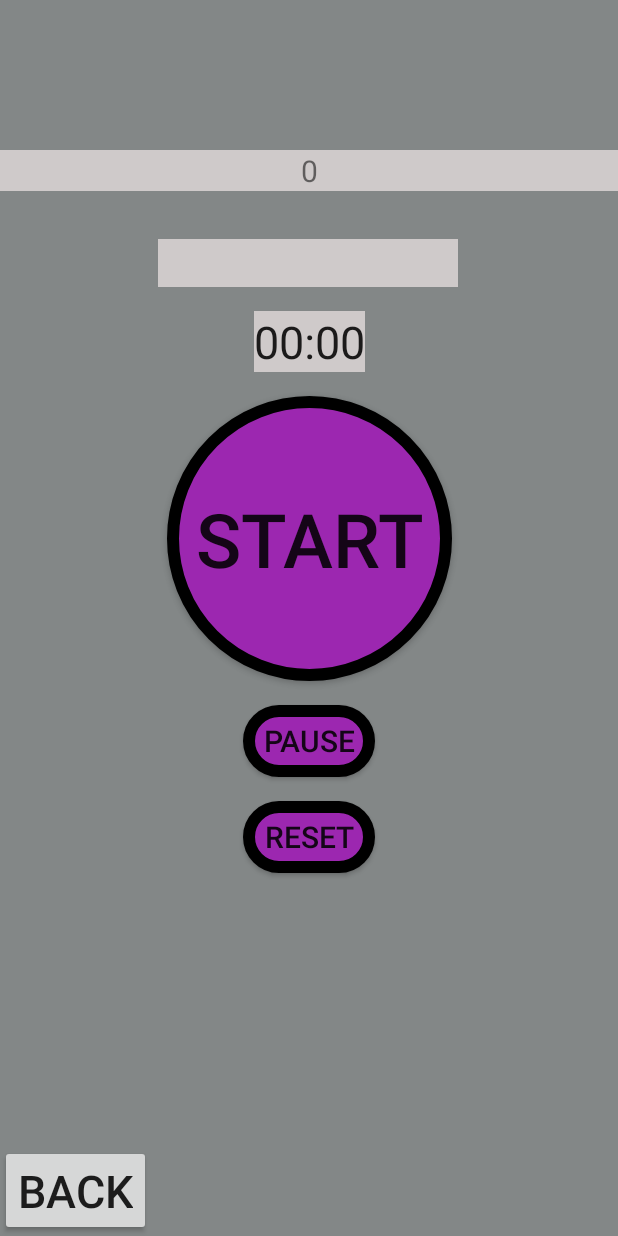
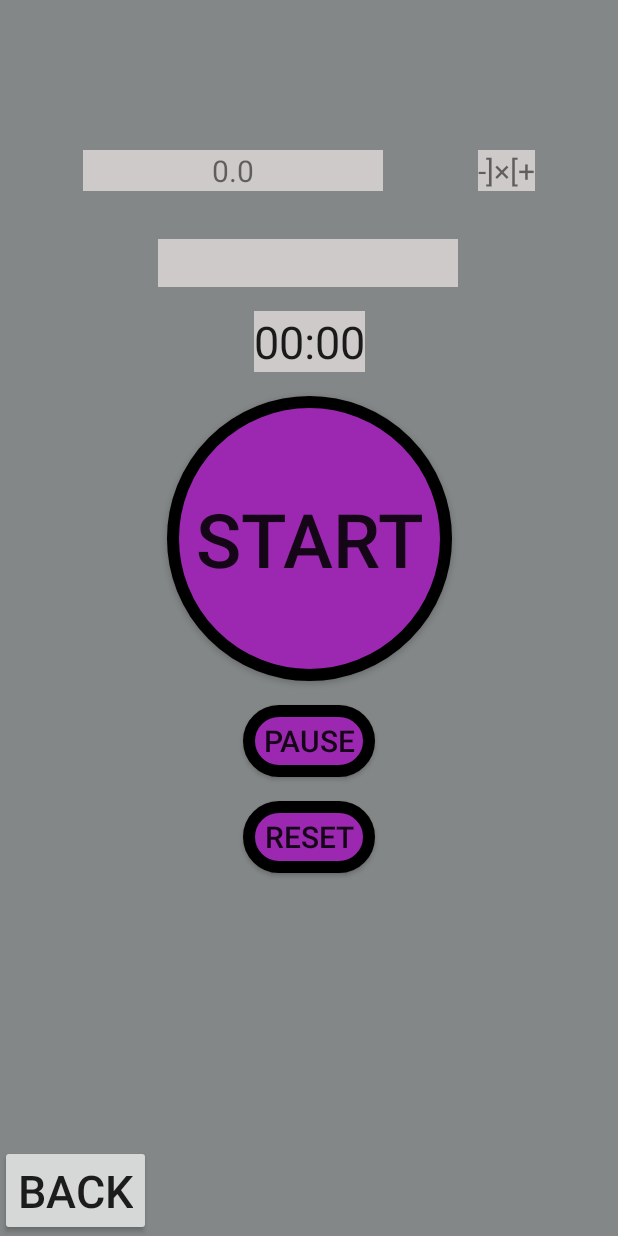
Before and after one commit to Udaka-Hayerson/fudol, an Android app: the PohuyActivity screen opened directly, with no data from a screen before it, on a phone screen of 412 x 824 dp. Run offline under Robolectric (Android 15) with nearby library versions, the phone set to English and light mode, and no system bars.

Commit message:
add fudol count on pohuy activity

```diff
--- a/client/app/src/main/java/com/example/futudoll/PohuyActivity.java
+++ b/client/app/src/main/java/com/example/futudoll/PohuyActivity.java
@@ -24,6 +24,7 @@ public class PohuyActivity extends Activity {
     private Chronometer chronometer;
     private long pause_off_set = 0;
     private boolean running;
+    private double salary;
     int start = 0;
     int count = 0;
 //    String name;
@@ -40,11 +41,14 @@ public class PohuyActivity extends Activity {
         timerView = (TextView) findViewById(R.id.timerView);
         work_sec_counter = (TextView) findViewById(R.id.work_sec_counter);
 
-//        Intent intent = getIntent();
+        Intent intent = getIntent();
+        salary = intent.getDoubleExtra("salary", 500.0);
+        salary = salary / 21 / 8 / 60 / 60;
+
 //        name = intent.getStringExtra("fname");
 //        age = intent.getStringExtra("lname");
 
-        work_sec_counter.setText("" + count);
+        work_sec_counter.setText("" + count * salary);
         chronometer.setOnChronometerTickListener(new Chronometer.OnChronometerTickListener() {
             @Override
             public void onChronometerTick(Chronometer chronometer) {
@@ -94,7 +98,7 @@ public class PohuyActivity extends Activity {
             myTimer.cancel();
             count = count + start;
             start = 0;
-            work_sec_counter.setText("" + count);
+            work_sec_counter.setText("" + count * salary);
             //saveData(work_sec_counter); потім змінити
         } else {
             return;
@@ -104,7 +108,7 @@ public class PohuyActivity extends Activity {
     public void resetChronometer(View view) {
         count = count + start;
         start = 0;
-        work_sec_counter.setText("" + count);
+        work_sec_counter.setText("" + count * salary);
         chronometer.setBase(SystemClock.elapsedRealtime());
         pause_off_set = 0;
         //saveData(work_sec_counter); потім змінити
--- a/client/app/src/main/res/layout/activity_pohuy.xml
+++ b/client/app/src/main/res/layout/activity_pohuy.xml
@@ -58,14 +58,14 @@
 
     <TextView
         android:id="@+id/work_sec_counter"
-        android:layout_width="match_parent"
+        android:layout_width="200dp"
         android:layout_height="wrap_content"
         android:layout_marginTop="100dp"
         android:background="@color/seriy"
         android:gravity="center"
         android:text="@string/show"
         android:textSize="20sp"
-        app:layout_constraintEnd_toEndOf="parent"
+        app:layout_constraintEnd_toStartOf="@+id/futudol_coin"
         app:layout_constraintStart_toStartOf="parent"
         app:layout_constraintTop_toTopOf="parent"
         tools:ignore="MissingConstraints" />
@@ -94,5 +94,18 @@
         app:layout_constraintStart_toStartOf="parent"
         app:layout_constraintTop_toBottomOf="@+id/timerView" />
 
+    <TextView
+        android:id="@+id/futudol_coin"
+        android:layout_width="wrap_content"
+        android:layout_height="wrap_content"
+        android:layout_marginStart="8dp"
+        android:background="@color/seriy"
+        android:text="-]×[+"
+        android:textSize="20sp"
+        app:layout_constraintBottom_toBottomOf="@+id/work_sec_counter"
+        app:layout_constraintEnd_toEndOf="parent"
+        app:layout_constraintStart_toEndOf="@+id/work_sec_counter"
+        app:layout_constraintTop_toTopOf="@+id/work_sec_counter" />
+
 
 </androidx.constraintlayout.widget.ConstraintLayout>
```
